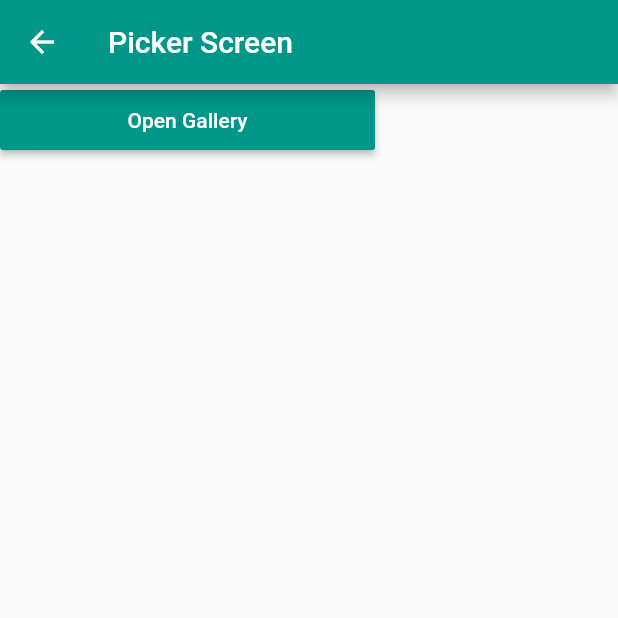
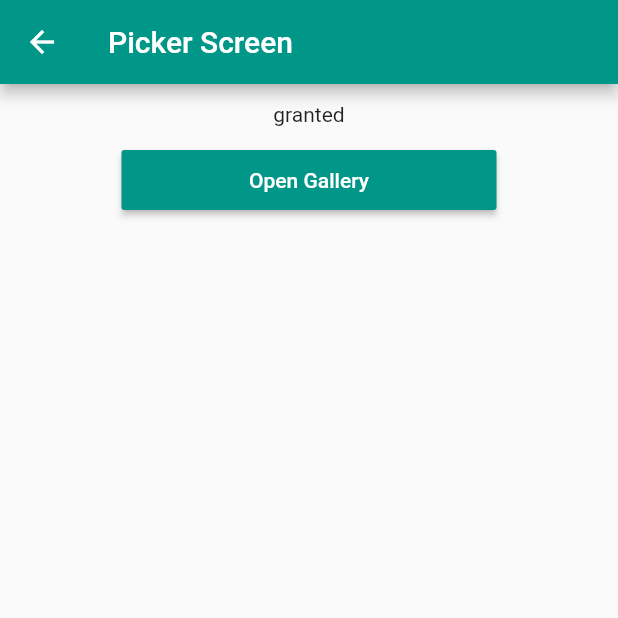
Before and after one commit to yoesuv/GetX-Playground, a Flutter app: the PickerScreen screen opened by its route, after a tap on "Open Gallery", on a phone screen of 412 x 824 dp, the top half of it. Run offline on Flutter 3.47's test engine with Material 2 defaults, Android fonts, the phone set to English and light mode, and no system bars; our stand-ins replace get, permission_handler.

Commit message:
:pencil: request permission

```diff
--- a/lib/src/core/routes/app_route.dart
+++ b/lib/src/core/routes/app_route.dart
@@ -40,6 +40,6 @@ final List<GetPage> appRoute = [
   GetPage(
     name: PickerScreen.routeName,
     page: () => const PickerScreen(),
-    binding: FormBinding(),
+    binding: PickerBinding(),
   ),
 ];
--- a/lib/src/menu/picker/picker_controller.dart
+++ b/lib/src/menu/picker/picker_controller.dart
@@ -1,5 +1,17 @@
 import 'package:get/get.dart';
+import 'package:permission_handler/permission_handler.dart';
 
 class PickerController extends GetxController {
+  final storagePermission = Rx<PermissionStatus>(PermissionStatus.denied);
 
+  @override
+  void onInit() async {
+    super.onInit();
+    storagePermission.value = await Permission.storage.status;
+  }
+
+  void requestPermission() async {
+    final request = await Permission.storage.request();
+    storagePermission.value = request;
+  }
 }
--- a/lib/src/menu/picker/picker_screen.dart
+++ b/lib/src/menu/picker/picker_screen.dart
@@ -2,6 +2,7 @@ import 'package:flutter/material.dart';
 import 'package:get/get.dart';
 import 'package:my_getx_playground/src/menu/picker/picker_controller.dart';
 import 'package:my_getx_playground/src/widgets/my_button.dart';
+import 'package:permission_handler/permission_handler.dart';
 
 class PickerScreen extends GetView<PickerController> {
   static const routeName = '/picker';
@@ -9,19 +10,33 @@ class PickerScreen extends GetView<PickerController> {
 
   @override
   Widget build(BuildContext context) {
-    return Scaffold(
+    return Obx(
+      () => Scaffold(
         appBar: AppBar(
           title: const Text('Picker Screen'),
         ),
         body: SafeArea(
           child: Column(
             mainAxisSize: MainAxisSize.min,
+            crossAxisAlignment: CrossAxisAlignment.center,
             children: [
-            MyButton(
+              const SizedBox(height: 12),
+              Text(controller.storagePermission.value.name),
+              const SizedBox(height: 12),
+              Center(
+                child: MyButton(
                   label: 'Open Gallery',
-              onPressed: () {},
+                  onPressed: () {
+                    if (controller.storagePermission.value ==
+                        PermissionStatus.granted) {
+                    } else {
+                      controller.requestPermission();
+                    }
+                  },
+                ),
               ),
             ],
+          ),
         ),
       ),
     );
--- a/lib/src/my_app.dart
+++ b/lib/src/my_app.dart
@@ -8,6 +8,7 @@ class MyApp extends StatelessWidget {
   @override
   Widget build(BuildContext context) {
     return GetMaterialApp(
+      enableLog: true,
       theme: ThemeData(
         primarySwatch: Colors.teal,
       ),
--- a/pubspec.yaml
+++ b/pubspec.yaml
@@ -35,6 +35,7 @@ dependencies:
   # Use with the CupertinoIcons class for iOS style icons.
   cupertino_icons: ^1.0.2
   get: ^4.6.5
+  permission_handler: ^10.0.0
 
 dev_dependencies:
   flutter_test:
```
Also changed, not shown: pubspec.lock, 4 other files. Lines whose indentation alone changed are shown as unchanged.
